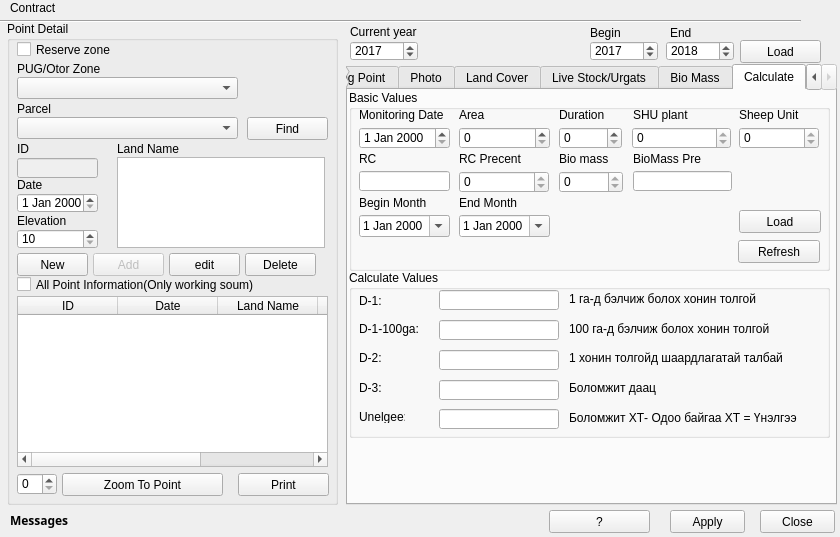
Before: the Qt Designer form view/PastureMonitoringValueDialog.ui in teamlm2/lm2, drawn with Qt 5.
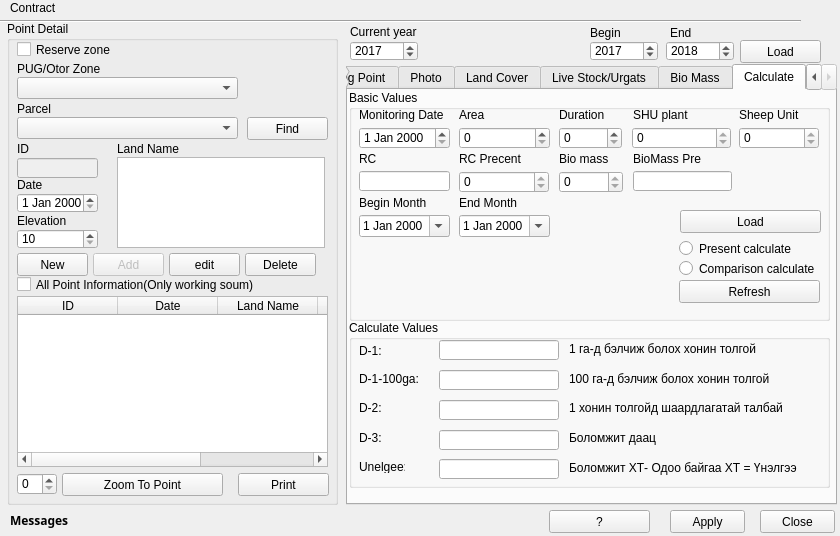
After: the same form once the commit is applied.

```diff
--- a/view/PastureMonitoringValueDialog.ui
+++ b/view/PastureMonitoringValueDialog.ui
@@ -7,7 +7,7 @@
     <x>0</x>
     <y>0</y>
     <width>840</width>
-    <height>537</height>
+    <height>536</height>
    </rect>
   </property>
   <property name="windowTitle">
@@ -1121,7 +1121,7 @@
      <property name="geometry">
       <rect>
        <x>1</x>
-       <y>180</y>
+       <y>230</y>
        <width>481</width>
        <height>168</height>
       </rect>
@@ -1331,7 +1331,7 @@
        <x>1</x>
        <y>0</y>
        <width>481</width>
-       <height>181</height>
+       <height>231</height>
       </rect>
      </property>
      <property name="title">
@@ -1607,9 +1607,9 @@
      <widget class="QPushButton" name="calc_refresh_button">
       <property name="geometry">
        <rect>
-        <x>389</x>
-        <y>150</y>
-        <width>82</width>
+        <x>330</x>
+        <y>190</y>
+        <width>141</width>
         <height>23</height>
        </rect>
       </property>
@@ -1672,9 +1672,9 @@
      <widget class="QPushButton" name="calc_load_button">
       <property name="geometry">
        <rect>
-        <x>390</x>
+        <x>331</x>
         <y>120</y>
-        <width>82</width>
+        <width>141</width>
         <height>23</height>
        </rect>
       </property>
@@ -1682,6 +1682,32 @@
        <string>Load</string>
       </property>
      </widget>
+     <widget class="QRadioButton" name="calc_present_rbutton">
+      <property name="geometry">
+       <rect>
+        <x>330</x>
+        <y>150</y>
+        <width>141</width>
+        <height>17</height>
+       </rect>
+      </property>
+      <property name="text">
+       <string>Present calculate</string>
+      </property>
+     </widget>
+     <widget class="QRadioButton" name="calc_comparison_rbutton">
+      <property name="geometry">
+       <rect>
+        <x>330</x>
+        <y>170</y>
+        <width>141</width>
+        <height>17</height>
+       </rect>
+      </property>
+      <property name="text">
+       <string>Comparison calculate</string>
+      </property>
+     </widget>
     </widget>
    </widget>
   </widget>
```
